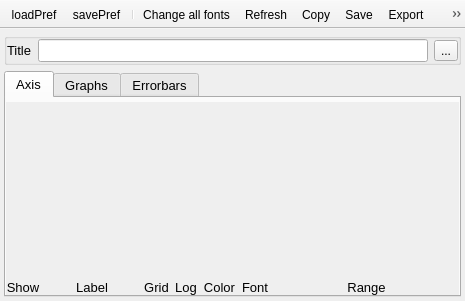
Qt form UIs/nCustomPlot.ui (NeutrinoToolkit/Neutrino) before a commit.
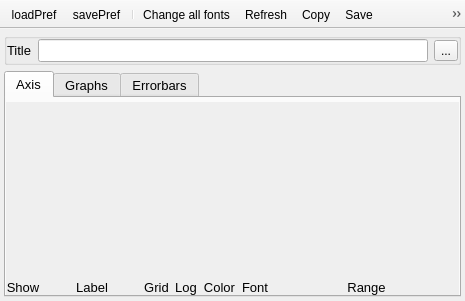
The same form after that commit. Icons and pictures are not drawn.

Commit message: Visar: added copy of image

What changed in the file:
```diff
--- a/UIs/nCustomPlot.ui
+++ b/UIs/nCustomPlot.ui
@@ -657,7 +657,7 @@
      <normaloff>:/icons/copyImage.png</normaloff>:/icons/copyImage.png</iconset>
    </property>
    <property name="text">
-    <string>Export</string>
+    <string>Copy image to clipboard</string>
    </property>
    <property name="toolTip">
     <string>Copy image</string>
```
The commit also changes 4 other files.
